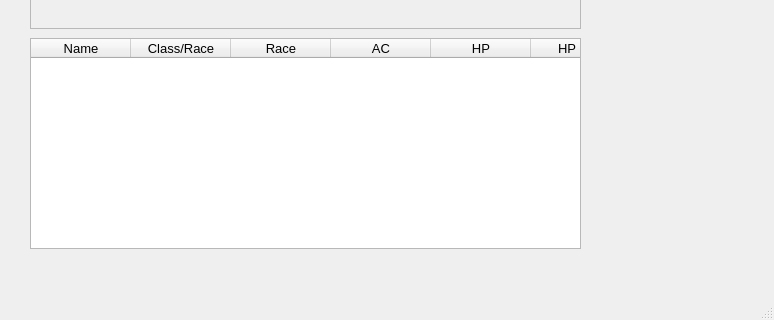
Before: the Qt Designer form pyQTApp/qt_designer_widgets/castleWindow.ui in codingame-team/DnD-5th-Edition-API, drawn with Qt 5; both pictures show x 0 to 774 and y 431 to 751 of the 774 by 751 pixel window.
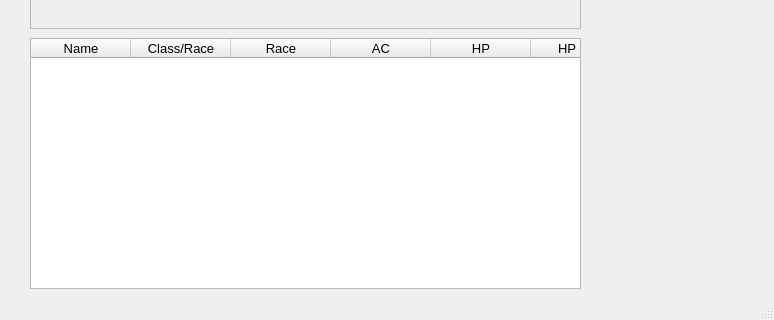
After: the same form once the commit is applied.

Commit message: enlarge party table height

What changed in the file:
```diff
--- a/pyQTApp/qt_designer_widgets/castleWindow.ui
+++ b/pyQTApp/qt_designer_widgets/castleWindow.ui
@@ -23,7 +23,7 @@
       <x>30</x>
       <y>450</y>
       <width>551</width>
-      <height>211</height>
+      <height>251</height>
      </rect>
     </property>
     <property name="sizePolicy">
```
The commit also changes 1 other file.
